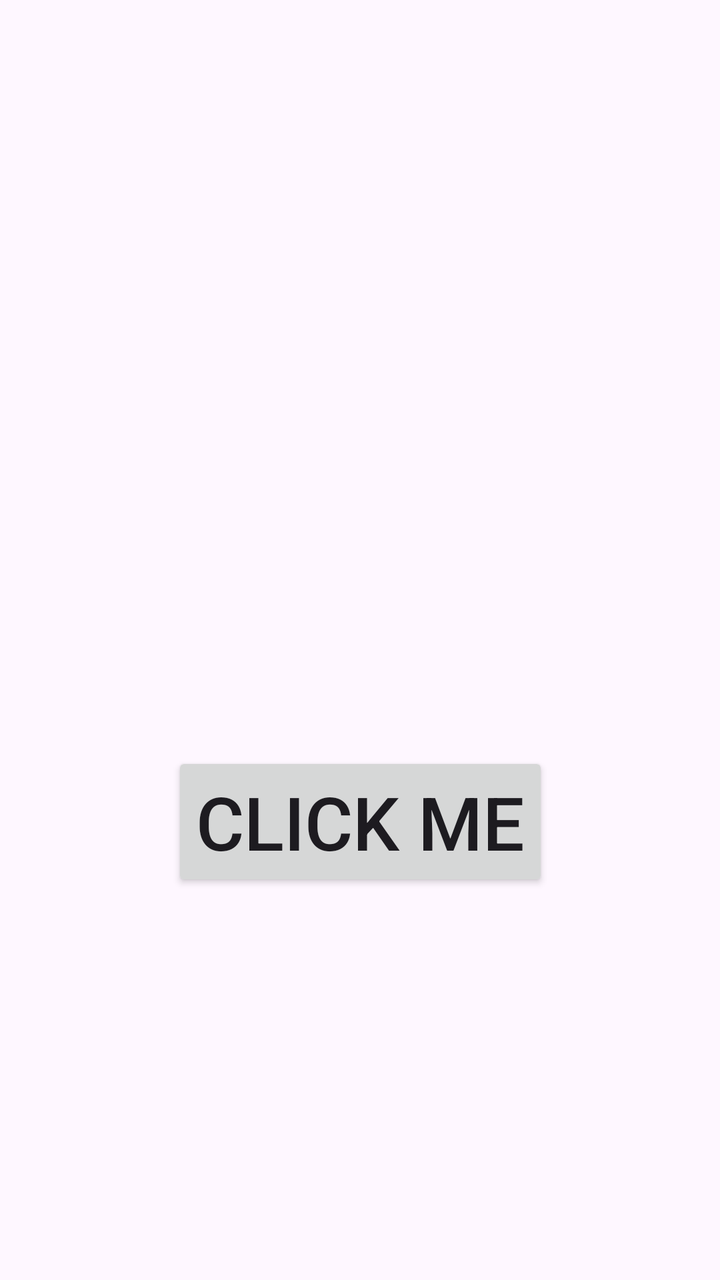
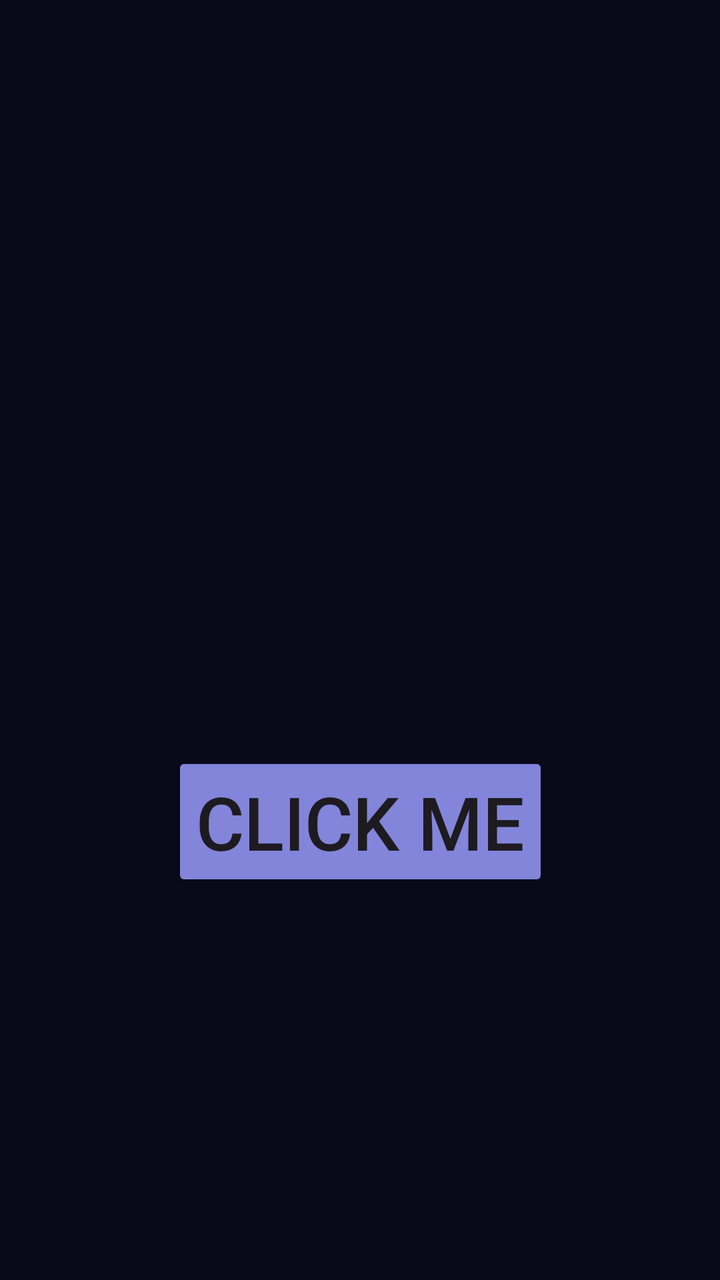

Screens rendered from an Android XML layout before and after an edit, with the pre-edit source and the edit as a unified diff.
<!-- AndroidManifest.xml: application theme Theme.Ex066 -->
<!-- res/layout/activity_main.xml -->
<?xml version="1.0" encoding="utf-8"?>
<androidx.constraintlayout.widget.ConstraintLayout xmlns:android="http://schemas.android.com/apk/res/android"
    xmlns:app="http://schemas.android.com/apk/res-auto"
    xmlns:tools="http://schemas.android.com/tools"
    android:id="@+id/main"
    android:layout_width="match_parent"
    android:layout_height="match_parent"
    tools:context=".MainActivity">


    <Button
        android:id="@+id/btn"
        android:layout_width="wrap_content"
        android:layout_height="wrap_content"
        android:onClick="clicked"
        android:text="Click me"
        android:textSize="37sp"
        app:iconSize="18dp"
        app:layout_constraintBottom_toBottomOf="parent"
        app:layout_constraintEnd_toEndOf="parent"
        app:layout_constraintStart_toStartOf="parent"
        app:layout_constraintTop_toTopOf="parent"
        app:layout_constraintVertical_bias="0.659" />

    <ImageView
        android:id="@+id/picture"
        android:layout_width="588px"
        android:layout_height="448px"
        android:layout_marginTop="200dp"
        app:layout_constraintBottom_toTopOf="@+id/btn"
        app:layout_constraintEnd_toEndOf="parent"
        app:layout_constraintHorizontal_bias="0.497"
        app:layout_constraintStart_toStartOf="parent"
        app:layout_constraintTop_toTopOf="parent"
        app:layout_constraintVertical_bias="0.0" />
</androidx.constraintlayout.widget.ConstraintLayout>
<!-- resources referenced by this layout -->
<resources>
  <style name="Theme.Ex066" parent="Base.Theme.Ex066" />
  <style name="Base.Theme.Ex066" parent="Theme.Material3.DayNight.NoActionBar">
          
          
      </style>
</resources>

<!-- the commit's change to res/layout/activity_main.xml (unified diff, before → after) -->
@@ -5,6 +5,7 @@
     android:id="@+id/main"
     android:layout_width="match_parent"
     android:layout_height="match_parent"
+    android:background="#0A091A"
     tools:context=".MainActivity">
 
 
@@ -12,8 +13,10 @@
         android:id="@+id/btn"
         android:layout_width="wrap_content"
         android:layout_height="wrap_content"
+        android:backgroundTint="#8285D9"
         android:onClick="clicked"
         android:text="Click me"
+        android:textColorLink="#DE4FA7"
         android:textSize="37sp"
         app:iconSize="18dp"
         app:layout_constraintBottom_toBottomOf="parent"
